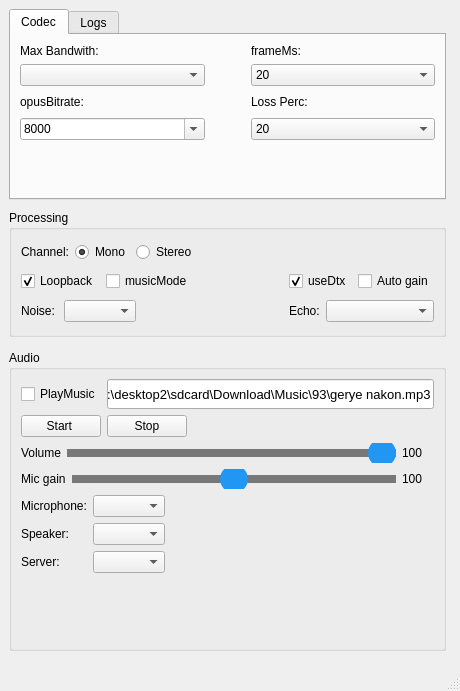
First picture: the form in mainwindow.ui, repository crazyfull/AudioStreamer, before the edit.
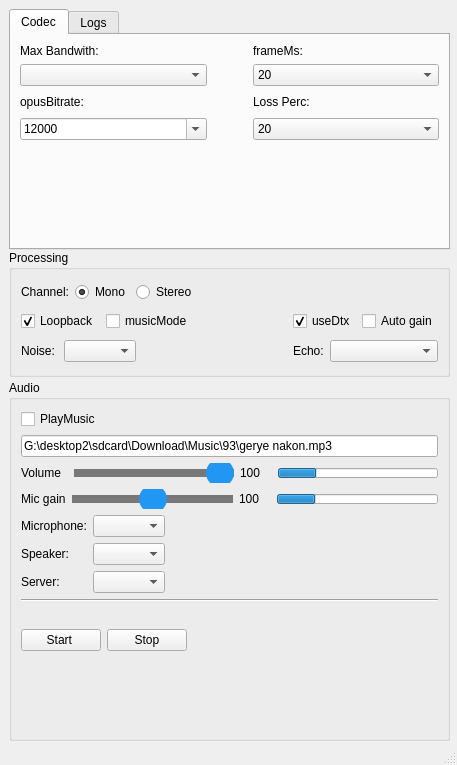
Second picture: the form after the edit. Icons and pictures are not drawn.

Diff of the .ui file:
```diff
--- a/mainwindow.ui
+++ b/mainwindow.ui
@@ -6,38 +6,21 @@
    <rect>
     <x>0</x>
     <y>0</y>
-    <width>460</width>
-    <height>691</height>
+    <width>457</width>
+    <height>765</height>
    </rect>
   </property>
   <property name="windowTitle">
    <string>RavAva Example</string>
   </property>
-  <property name="styleSheet">
-   <string notr="true">
-
-    QSlider::handle:horizontal {
-        width: 28px;
-        height: 28px;
-        margin: -10px 0;
-        background: #2196F3;
-        border-radius: 14px;
-    }
-
-    QSlider::groove:horizontal {
-        height: 8px;
-        background: rgb(120, 120, 120);
-        border-radius: 40px;
-    }</string>
-  </property>
   <widget class="QWidget" name="centralwidget">
    <widget class="QTabWidget" name="tabWidget">
     <property name="geometry">
      <rect>
       <x>9</x>
       <y>9</y>
-      <width>437</width>
-      <height>191</height>
+      <width>441</width>
+      <height>241</height>
      </rect>
     </property>
     <property name="tabPosition">
@@ -54,85 +37,6 @@
       <string>Codec</string>
      </attribute>
      <layout class="QGridLayout" name="gridLayout">
-      <item row="0" column="0">
-       <widget class="QLabel" name="label_5">
-        <property name="text">
-         <string>Max Bandwith:</string>
-        </property>
-       </widget>
-      </item>
-      <item row="1" column="0">
-       <widget class="QComboBox" name="BandWith_comboBox">
-        <property name="currentIndex">
-         <number>-1</number>
-        </property>
-       </widget>
-      </item>
-      <item row="3" column="2">
-       <widget class="QComboBox" name="LossPrec_comboBox">
-        <property name="currentText">
-         <string>20</string>
-        </property>
-        <property name="currentIndex">
-         <number>2</number>
-        </property>
-        <item>
-         <property name="text">
-          <string>0</string>
-         </property>
-        </item>
-        <item>
-         <property name="text">
-          <string>10</string>
-         </property>
-        </item>
-        <item>
-         <property name="text">
-          <string>20</string>
-         </property>
-        </item>
-        <item>
-         <property name="text">
-          <string>30</string>
-         </property>
-        </item>
-        <item>
-         <property name="text">
-          <string>40</string>
-         </property>
-        </item>
-        <item>
-         <property name="text">
-          <string>50</string>
-         </property>
-        </item>
-        <item>
-         <property name="text">
-          <string>60</string>
-         </property>
-        </item>
-        <item>
-         <property name="text">
-          <string>70</string>
-         </property>
-        </item>
-        <item>
-         <property name="text">
-          <string>80</string>
-         </property>
-        </item>
-        <item>
-         <property name="text">
-          <string>90</string>
-         </property>
-        </item>
-        <item>
-         <property name="text">
-          <string>100</string>
-         </property>
-        </item>
-       </widget>
-      </item>
       <item row="2" column="2">
        <widget class="QLabel" name="label_3">
         <property name="text">
@@ -140,49 +44,13 @@
         </property>
        </widget>
       </item>
-      <item row="4" column="0">
-       <spacer name="verticalSpacer_2">
-        <property name="orientation">
-         <enum>Qt::Vertical</enum>
-        </property>
-        <property name="sizeHint" stdset="0">
-         <size>
-          <width>180</width>
-          <height>111</height>
-         </size>
-        </property>
-       </spacer>
-      </item>
-      <item row="2" column="1">
-       <spacer name="horizontalSpacer">
-        <property name="orientation">
-         <enum>Qt::Horizontal</enum>
-        </property>
-        <property name="sizeType">
-         <enum>QSizePolicy::Maximum</enum>
-        </property>
-        <property name="sizeHint" stdset="0">
-         <size>
-          <width>40</width>
-          <height>20</height>
-         </size>
-        </property>
-       </spacer>
-      </item>
-      <item row="2" column="0">
-       <widget class="QLabel" name="label">
-        <property name="text">
-         <string>opusBitrate:</string>
-        </property>
-       </widget>
-      </item>
       <item row="3" column="0">
        <widget class="QComboBox" name="BitRate_comboBox">
         <property name="editable">
          <bool>true</bool>
         </property>
         <property name="currentIndex">
-         <number>0</number>
+         <number>1</number>
         </property>
         <item>
          <property name="text">
@@ -231,13 +99,56 @@
         </item>
        </widget>
       </item>
-      <item row="0" column="2">
-       <widget class="QLabel" name="label_2">
+      <item row="4" column="2">
+       <spacer name="verticalSpacer_2">
+        <property name="orientation">
+         <enum>Qt::Vertical</enum>
+        </property>
+        <property name="sizeHint" stdset="0">
+         <size>
+          <width>180</width>
+          <height>111</height>
+         </size>
+        </property>
+       </spacer>
+      </item>
+      <item row="1" column="0">
+       <widget class="QComboBox" name="BandWith_comboBox">
+        <property name="currentIndex">
+         <number>-1</number>
+        </property>
+       </widget>
+      </item>
+      <item row="2" column="0">
+       <widget class="QLabel" name="label">
         <property name="text">
-         <string>frameMs:</string>
+         <string>opusBitrate:</string>
         </property>
        </widget>
       </item>
+      <item row="0" column="0">
+       <widget class="QLabel" name="label_5">
+        <property name="text">
+         <string>Max Bandwith:</string>
+        </property>
+       </widget>
+      </item>
+      <item row="2" column="1">
+       <spacer name="horizontalSpacer">
+        <property name="orientation">
+         <enum>Qt::Horizontal</enum>
+        </property>
+        <property name="sizeType">
+         <enum>QSizePolicy::Maximum</enum>
+        </property>
+        <property name="sizeHint" stdset="0">
+         <size>
+          <width>40</width>
+          <height>20</height>
+         </size>
+        </property>
+       </spacer>
+      </item>
       <item row="1" column="2">
        <widget class="QComboBox" name="frameMS_comboBox">
         <property name="currentText">
@@ -283,6 +194,78 @@
         </item>
        </widget>
       </item>
+      <item row="3" column="2">
+       <widget class="QComboBox" name="LossPrec_comboBox">
+        <property name="currentText">
+         <string>20</string>
+        </property>
+        <property name="currentIndex">
+         <number>2</number>
+        </property>
+        <item>
+         <property name="text">
+          <string>0</string>
+         </property>
+        </item>
+        <item>
+         <property name="text">
+          <string>10</string>
+         </property>
+        </item>
+        <item>
+         <property name="text">
+          <string>20</string>
+         </property>
+        </item>
+        <item>
+         <property name="text">
+          <string>30</string>
+         </property>
+        </item>
+        <item>
+         <property name="text">
+          <string>40</string>
+         </property>
+        </item>
+        <item>
+         <property name="text">
+          <string>50</string>
+         </property>
+        </item>
+        <item>
+         <property name="text">
+          <string>60</string>
+         </property>
+        </item>
+        <item>
+         <property name="text">
+          <string>70</string>
+         </property>
+        </item>
+        <item>
+         <property name="text">
+          <string>80</string>
+         </property>
+        </item>
+        <item>
+         <property name="text">
+          <string>90</string>
+         </property>
+        </item>
+        <item>
+         <property name="text">
+          <string>100</string>
+         </property>
+        </item>
+       </widget>
+      </item>
+      <item row="0" column="2">
+       <widget class="QLabel" name="label_2">
+        <property name="text">
+         <string>frameMs:</string>
+        </property>
+       </widget>
+      </item>
      </layout>
     </widget>
     <widget class="QWidget" name="tab2">
@@ -292,24 +275,13 @@
      <layout class="QGridLayout" name="gridLayout_3">
       <item row="0" column="0">
        <widget class="QPushButton" name="btnCopyLog">
-        <property name="font">
-         <font>
-          <pointsize>11</pointsize>
-         </font>
-        </property>
         <property name="text">
          <string>Copy log</string>
         </property>
        </widget>
       </item>
       <item row="1" column="0">
-       <widget class="QPlainTextEdit" name="txtLog">
-        <property name="font">
-         <font>
-          <pointsize>11</pointsize>
-         </font>
-        </property>
-       </widget>
+       <widget class="QPlainTextEdit" name="txtLog"/>
       </item>
      </layout>
     </widget>
@@ -318,8 +290,8 @@
     <property name="geometry">
      <rect>
       <x>9</x>
-      <y>210</y>
-      <width>437</width>
+      <y>250</y>
+      <width>441</width>
       <height>127</height>
      </rect>
     </property>
@@ -470,11 +442,26 @@
     <property name="geometry">
      <rect>
       <x>9</x>
-      <y>350</y>
-      <width>437</width>
-      <height>301</height>
+      <y>380</y>
+      <width>441</width>
+      <height>361</height>
      </rect>
     </property>
+    <property name="styleSheet">
+     <string notr="true"> QSlider::handle:horizontal {
+        width: 28px;
+        height: 28px;
+        margin: -10px 0;
+        background: #2196F3;
+        border-radius: 14px;
+    }
+
+    QSlider::groove:horizontal {
+        height: 8px;
+        background: rgb(120, 120, 120);
+        border-radius: 40px;
+    }</string>
+    </property>
     <property name="title">
      <string>Audio</string>
     </property>
@@ -486,7 +473,7 @@
       <number>3</number>
      </property>
      <item>
-      <layout class="QHBoxLayout" name="horizontalLayout_2">
+      <layout class="QVBoxLayout" name="verticalLayout_2">
        <item>
         <widget class="QCheckBox" name="playMusic_checkBox">
          <property name="text">
@@ -498,15 +485,10 @@
         <widget class="QLineEdit" name="txtMusicPath">
          <property name="minimumSize">
           <size>
-           <width>40</width>
-           <height>30</height>
+           <width>0</width>
+           <height>0</height>
           </size>
          </property>
-         <property name="font">
-          <font>
-           <pointsize>10</pointsize>
-          </font>
-         </property>
          <property name="text">
           <string>G:\desktop2\sdcard\Download\Music\93\gerye nakon.mp3</string>
          </property>
@@ -514,52 +496,12 @@
        </item>
       </layout>
      </item>
-     <item>
-      <layout class="QHBoxLayout" name="horizontalLayout">
-       <property name="leftMargin">
-        <number>0</number>
-       </property>
-       <property name="bottomMargin">
-        <number>0</number>
-       </property>
-       <item>
-        <widget class="QPushButton" name="btnStartRecording">
-         <property name="text">
-          <string>Start </string>
-         </property>
-        </widget>
-       </item>
-       <item>
-        <widget class="QPushButton" name="btnStopRecording">
-         <property name="text">
-          <string>Stop</string>
-         </property>
-        </widget>
-       </item>
-       <item>
-        <spacer name="horizontalSpacer_2">
-         <property name="orientation">
-          <enum>Qt::Horizontal</enum>
-         </property>
-         <property name="sizeType">
-          <enum>QSizePolicy::Expanding</enum>
-         </property>
-         <property name="sizeHint" stdset="0">
-          <size>
-           <width>40</width>
-           <height>20</height>
-          </size>
-         </property>
-        </spacer>
-       </item>
-      </layout>
-     </item>
      <item>
       <layout class="QHBoxLayout" name="horizontalLayout_volume">
        <item>
         <widget class="QLabel" name="label_volume">
          <property name="text">
-          <string>Volume</string>
+          <string>Volume  </string>
          </property>
          <property name="margin">
           <number>10</number>
@@ -604,6 +546,31 @@
          </property>
         </widget>
        </item>
+       <item>
+        <widget class="QProgressBar" name="receivedVolume">
+         <property name="maximumSize">
+          <size>
+           <width>16777215</width>
+           <height>10</height>
+          </size>
+         </property>
+         <property name="value">
+          <number>24</number>
+         </property>
+         <property name="textVisible">
+          <bool>false</bool>
+         </property>
+         <property name="orientation">
+          <enum>Qt::Horizontal</enum>
+         </property>
+         <property name="invertedAppearance">
+          <bool>false</bool>
+         </property>
+         <property name="textDirection">
+          <enum>QProgressBar::BottomToTop</enum>
+         </property>
+        </widget>
+       </item>
       </layout>
      </item>
      <item>
@@ -639,7 +606,7 @@
           <enum>QSlider::TicksBelow</enum>
          </property>
          <property name="tickInterval">
-          <number>5</number>
+          <number>10</number>
          </property>
         </widget>
        </item>
@@ -656,6 +623,31 @@
          </property>
         </widget>
        </item>
+       <item>
+        <widget class="QProgressBar" name="myVolume">
+         <property name="maximumSize">
+          <size>
+           <width>16777215</width>
+           <height>10</height>
+          </size>
+         </property>
+         <property name="value">
+          <number>24</number>
+         </property>
+         <property name="textVisible">
+          <bool>false</bool>
+         </property>
+         <property name="orientation">
+          <enum>Qt::Horizontal</enum>
+         </property>
+         <property name="invertedAppearance">
+          <bool>false</bool>
+         </property>
+         <property name="textDirection">
+          <enum>QProgressBar::BottomToTop</enum>
+         </property>
+        </widget>
+       </item>
       </layout>
      </item>
      <item>
@@ -713,6 +705,128 @@
        </item>
       </layout>
      </item>
+     <item>
+      <widget class="Line" name="line">
+       <property name="orientation">
+        <enum>Qt::Horizontal</enum>
+       </property>
+      </widget>
+     </item>
+     <item>
+      <layout class="QHBoxLayout" name="horizontalLayout">
+       <property name="leftMargin">
+        <number>0</number>
+       </property>
+       <property name="bottomMargin">
+        <number>0</number>
+       </property>
+       <item>
+        <widget class="QPushButton" name="btnStartRecording">
+         <property name="text">
+          <string>Start </string>
+         </property>
+        </widget>
+       </item>
+       <item>
+        <widget class="QPushButton" name="btnStopRecording">
+         <property name="text">
+          <string>Stop</string>
+         </property>
+        </widget>
+       </item>
+       <item>
+        <spacer name="horizontalSpacer_2">
+         <property name="orientation">
+          <enum>Qt::Horizontal</enum>
+         </property>
+         <property name="sizeType">
+          <enum>QSizePolicy::Expanding</enum>
+         </property>
+         <property name="sizeHint" stdset="0">
+          <size>
+           <width>40</width>
+           <height>20</height>
+          </size>
+         </property>
+        </spacer>
+       </item>
+       <item>
+        <widget class="QPushButton" name="btnTalk">
+         <property name="minimumSize">
+          <size>
+           <width>64</width>
+           <height>64</height>
+          </size>
+         </property>
+         <property name="maximumSize">
+          <size>
+           <width>64</width>
+           <height>64</height>
+          </size>
+         </property>
+         <property name="styleSheet">
+          <string notr="true">
+QWidget::disabled{
+    color: #787878;
+}
+
+QPushButton{
+    background-color: transparent;
+    border-color: #f0f0f0;
+    border-width: 0px;
+    border-radius: 0px;
+    border-style: solid;
+    min-width: 64px;
+    min-height: 64px;
+    color: #000;
+}
+
+QPushButton::hover{
+   /* background-color: #3dacf1;*/
+}
+
+QPushButton::pressed{
+  /*  background-color: #fffccc;*/
+}
+
+QPushButton:hover:!pressed
+{
+ /* border: 1px solid red;*/
+}
+QPushButton::disabled
+{
+  /*border: 1px solid red;*/
+  background-color: #f0f0f0;
+}
+
+QPushButton:checked {
+/*
+    background-color: #50c0f9;
+    border: 1px solid #ffffff;
+    color: #ffffff;*/
+}
+</string>
+         </property>
+         <property name="text">
+          <string/>
+         </property>
+         <property name="icon">
+          <iconset resource="resource.qrc">
+           <normaloff>:/icons/resource/icon/mic-off.png</normaloff>:/icons/resource/icon/mic-off.png</iconset>
+         </property>
+         <property name="iconSize">
+          <size>
+           <width>64</width>
+           <height>64</height>
+          </size>
+         </property>
+         <property name="checkable">
+          <bool>true</bool>
+         </property>
+        </widget>
+       </item>
+      </layout>
+     </item>
      <item>
       <spacer name="verticalSpacer">
        <property name="orientation">
```
Left out of the diff: 4 changed lines with no effect on the pictures.
